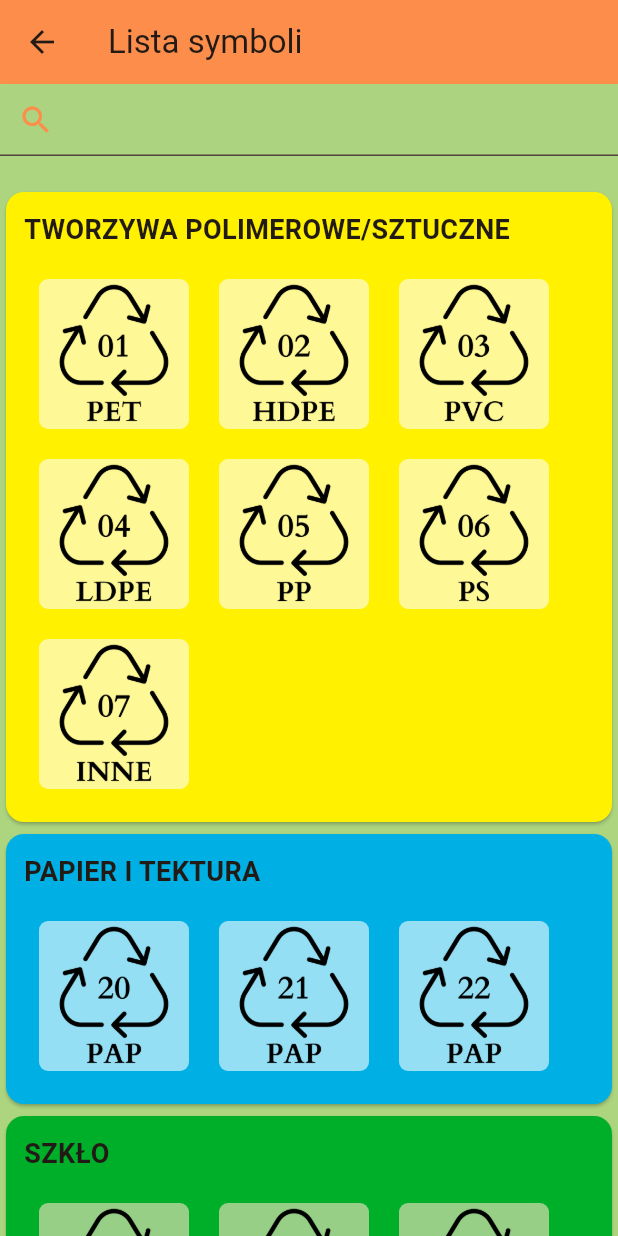
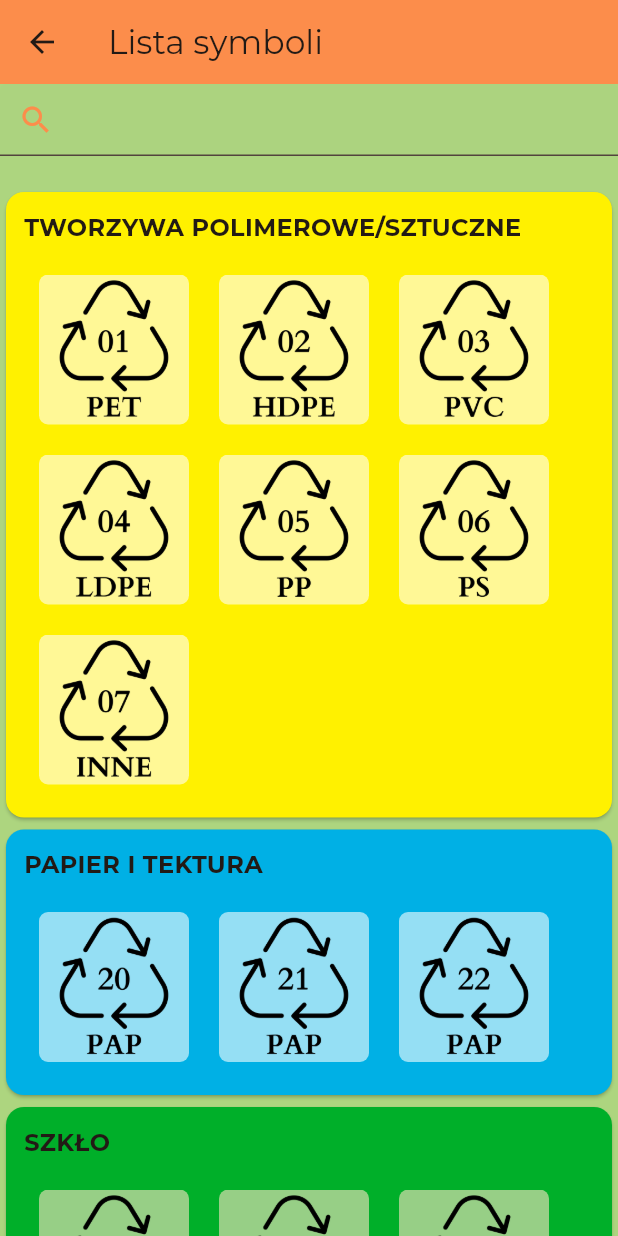
Before and after one commit to faczor/eco360, a Flutter app: the SymbolList screen opened directly, on a phone screen of 412 x 824 dp. Run offline on Flutter 3.47's test engine with Material 3 defaults, Android fonts, the phone set to English and light mode, and no system bars; our stand-ins replace google_fonts.

Commit message:
Zmiana czcionki w nagłówku. Zapewnienie zamkniętej klawiatury przed powrotem na ekran główny.

```diff
--- a/lib/main.dart
+++ b/lib/main.dart
@@ -1,10 +1,14 @@
 import 'package:eco360/screen/home_screen.dart';
 import 'package:flutter/material.dart';
+import 'package:flutter/services.dart';
+import 'package:google_fonts/google_fonts.dart';
 
 import 'configuration/localization/app_localization.dart';
 
 void main() {
-  runApp(const MyApp());
+  WidgetsFlutterBinding.ensureInitialized();
+  SystemChrome.setPreferredOrientations([DeviceOrientation.portraitUp]).then((value) => runApp(const MyApp()));
+
 }
 
 class MyApp extends StatefulWidget {
--- a/lib/screen/authors_screen.dart
+++ b/lib/screen/authors_screen.dart
@@ -1,5 +1,6 @@
 import 'package:flutter/material.dart';
 import 'package:eco360/configuration/localization/app_localization.dart';
+import 'package:google_fonts/google_fonts.dart';
 import 'package:url_launcher/url_launcher.dart';
 
 class AuthorScreen extends StatelessWidget {
@@ -10,7 +11,7 @@ class AuthorScreen extends StatelessWidget {
     return Scaffold(
       backgroundColor: const Color.fromARGB(255, 171, 209, 127),
       appBar: AppBar(
-        title: Text(AppLocalizations.of(context)!.header_authors),
+        title: Text(AppLocalizations.of(context)!.header_authors,style: GoogleFonts.montserrat()),
         backgroundColor: const Color.fromARGB(255, 252, 141, 75),
       ),
       body: SingleChildScrollView(
--- a/lib/screen/glossary_screen.dart
+++ b/lib/screen/glossary_screen.dart
@@ -1,5 +1,6 @@
 import 'package:flutter/material.dart';
 import 'package:eco360/configuration/localization/app_localization.dart';
+import 'package:google_fonts/google_fonts.dart';
 
 
 class GlossaryScreen extends StatelessWidget {
@@ -10,7 +11,7 @@ class GlossaryScreen extends StatelessWidget {
     return Scaffold(
       backgroundColor: const Color.fromARGB(255, 171, 209, 127),
       appBar: AppBar(
-        title: Text(AppLocalizations.of(context)!.header_glossary),
+        title: Text(AppLocalizations.of(context)!.header_glossary,style: GoogleFonts.montserrat()),
         backgroundColor: const Color.fromARGB(255, 252, 141, 75),
       ),
       body: SingleChildScrollView(
--- a/lib/screen/home_screen.dart
+++ b/lib/screen/home_screen.dart
@@ -3,6 +3,7 @@ import 'package:eco360/screen/authors_screen.dart';
 import 'package:eco360/screen/symbol/symbols_list_screen.dart';
 import 'package:eco360/screen/glossary_screen.dart';
 import 'package:flutter/material.dart';
+import 'package:google_fonts/google_fonts.dart';
 import 'package:url_launcher/url_launcher.dart';
 
 class HomeScreen extends StatelessWidget {
@@ -36,7 +37,7 @@ class HomeScreen extends StatelessWidget {
                 ),
               ),
             ),
-            title: Text(AppLocalizations.of(context)!.app_name),
+            title: Text(AppLocalizations.of(context)!.app_name, style: GoogleFonts.montserrat()),
             backgroundColor: const Color.fromARGB(255, 252, 141, 75),
           ),
           backgroundColor: Colors.transparent,
--- a/lib/screen/symbol/symbol_details_screen.dart
+++ b/lib/screen/symbol/symbol_details_screen.dart
@@ -2,6 +2,7 @@ import 'package:eco360/model/category.dart';
 import 'package:eco360/model/symbol.dart';
 import 'package:flutter/material.dart';
 import 'package:eco360/configuration/localization/app_localization.dart';
+import 'package:google_fonts/google_fonts.dart';
 
 class SymbolDetailsScreen extends StatelessWidget {
   const SymbolDetailsScreen(this.symbol, {super.key});
@@ -123,7 +124,7 @@ class SymbolDetailsScreen extends StatelessWidget {
     return Scaffold(
       backgroundColor: resolveBackgroundColor(symbol.category),
       appBar: AppBar(
-        title: Text(AppLocalizations.of(context)!.header_symbol_details),
+        title: Text(AppLocalizations.of(context)!.header_symbol_details, style: GoogleFonts.montserrat()),
         backgroundColor: const Color.fromARGB(255, 252, 141, 75),
       ),
       body: Padding(
--- a/lib/screen/symbol/symbols_list_screen.dart
+++ b/lib/screen/symbol/symbols_list_screen.dart
@@ -1,7 +1,10 @@
+import 'dart:io';
+
 import 'package:eco360/screen/symbol/widget/symbol_list.dart';
 import 'package:eco360/screen/symbol/widget/search_textfield.dart';
 import 'package:flutter/material.dart';
 import 'package:eco360/configuration/localization/app_localization.dart';
+import 'package:google_fonts/google_fonts.dart';
 
 class SymbolList extends StatefulWidget {
   SymbolList(this.shouldFocusOnSearch, {super.key});
@@ -29,8 +32,18 @@ class _SymbolListState extends State<SymbolList> {
     return Scaffold(
       backgroundColor: const Color.fromARGB(255, 173, 213, 127),
       appBar: AppBar(
-        title: Text(AppLocalizations.of(context)!.header_symbol_list),
+        title: Text(AppLocalizations.of(context)!.header_symbol_list, style: GoogleFonts.montserrat(),),
         backgroundColor: const Color.fromARGB(255, 252, 141, 75),
+        leading: GestureDetector(
+          child: Icon(FocusScope.of(context).hasFocus && widget.shouldFocusOnSearch ? Icons.close :Icons.arrow_back),
+          onTap: () {
+            FocusScope.of(context).unfocus();
+
+            if(!FocusScope.of(context).hasFocus || !widget.shouldFocusOnSearch) {
+              Navigator.pop(context);
+            }
+          },
+        ),
       ),
       body: SingleChildScrollView(
         child: Column(
--- a/lib/screen/symbol/widget/symbol_list.dart
+++ b/lib/screen/symbol/widget/symbol_list.dart
@@ -4,6 +4,7 @@ import 'package:eco360/model/symbol.dart';
 import 'package:eco360/screen/symbol/widget/symbol_list_item.dart';
 import 'package:flutter/material.dart';
 import 'package:eco360/configuration/localization/app_localization.dart';
+import 'package:google_fonts/google_fonts.dart';
 
 class ListOfSymbols extends StatefulWidget {
   const ListOfSymbols(this._searchValue, {super.key});
@@ -63,10 +64,7 @@ class _ListOfSymbolsState extends State<ListOfSymbols> {
           children: [
              Text(
               getText(category, context),
-              style: const TextStyle(
-                fontSize: 18,
-                fontWeight: FontWeight.bold,
-              ),
+              style: GoogleFonts.montserrat(fontSize: 16, fontWeight: FontWeight.bold),
             ),
             const SizedBox(height: 10),
             Align(
--- a/pubspec.yaml
+++ b/pubspec.yaml
@@ -39,6 +39,7 @@ dependencies:
     sdk: flutter
   easy_localization: ^3.0.4
   flutter_launcher_icons: "^0.13.1"
+  google_fonts: ^6.1.0
 
 dev_dependencies:
   flutter_test:
```
Also changed, not shown: pubspec.lock, 1 other file.
